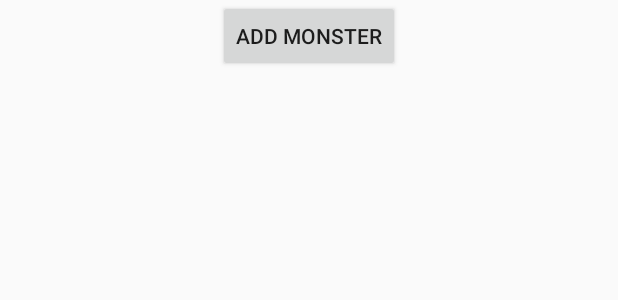
After one commit to ConnorMcLean1/5E-Initiate-Tracker, an Android app: the layout activity_monsters.xml on its own in the app's theme, with its tools: preview values and no code run, on a phone screen of 412 x 824 dp. The commit adds this screen. Shown: the top 300 px of the screen. Run offline under Robolectric (Android 15) with nearby library versions, the phone set to English and light mode, and no system bars.

Commit message:
-Added new Monsters activity to add monsters to combat -Added button to homepage to navigate to monsters page

```diff
--- a/app/src/main/AndroidManifest.xml
+++ b/app/src/main/AndroidManifest.xml
@@ -1,6 +1,8 @@
 <?xml version="1.0" encoding="utf-8"?>
 <manifest xmlns:android="http://schemas.android.com/apk/res/android"
     package="com.example.a5einitiatetracker">
+
+    <uses-permission android:name="android.permission.INTERNET" />
 
     <application
         android:allowBackup="true"
@@ -9,6 +11,7 @@
         android:roundIcon="@mipmap/ic_launcher_round"
         android:supportsRtl="true"
         android:theme="@style/AppTheme">
+        <activity android:name=".MonstersActivity"></activity>
         <activity android:name=".MainActivity">
             <intent-filter>
                 <action android:name="android.intent.action.MAIN" />
@@ -17,5 +20,5 @@
             </intent-filter>
         </activity>
     </application>
-    <uses-permission android:name="android.permission.INTERNET" />
+
 </manifest>
--- /dev/null
+++ b/app/src/main/res/layout/activity_monsters.xml
@@ -0,0 +1,17 @@
+<?xml version="1.0" encoding="utf-8"?>
+<LinearLayout xmlns:android="http://schemas.android.com/apk/res/android"
+    android:id="@+id/parent_linear_layout"
+    xmlns:tools="http://schemas.android.com/tools"
+    android:layout_width="match_parent"
+    android:layout_height="match_parent"
+    android:orientation="vertical"
+    tools:context=".MonstersActivity">
+
+    <Button
+        android:id="@+id/btnAddMonster"
+        android:layout_width="wrap_content"
+        android:layout_height="wrap_content"
+        android:layout_gravity="center"
+        android:text="@string/btn_add_monster" />
+
+</LinearLayout>
--- a/app/src/main/res/values/strings.xml
+++ b/app/src/main/res/values/strings.xml
@@ -1,3 +1,6 @@
 <resources>
     <string name="app_name">5E Initiate Tracker</string>
+    <string name="title_activity_monsters">MonstersActivity</string>
+    <string name="btn_add_monster">Add Monster</string>
+    <string name="btn_start">Start</string>
 </resources>
```
Also changed, not shown: app/src/main/java/com/example/a5einitiatetracker/MainActivity.java (+11 -0 lines), app/src/main/java/com/example/a5einitiatetracker/MonstersActivity.java (added, +37 -0 lines), app/src/main/res/layout/activity_main.xml (+18 -4 lines), app/src/main/res/layout/monster_entry_layout.xml (added, +28 -0 lines), app/src/main/res/values/styles.xml (+9 -0 lines).
